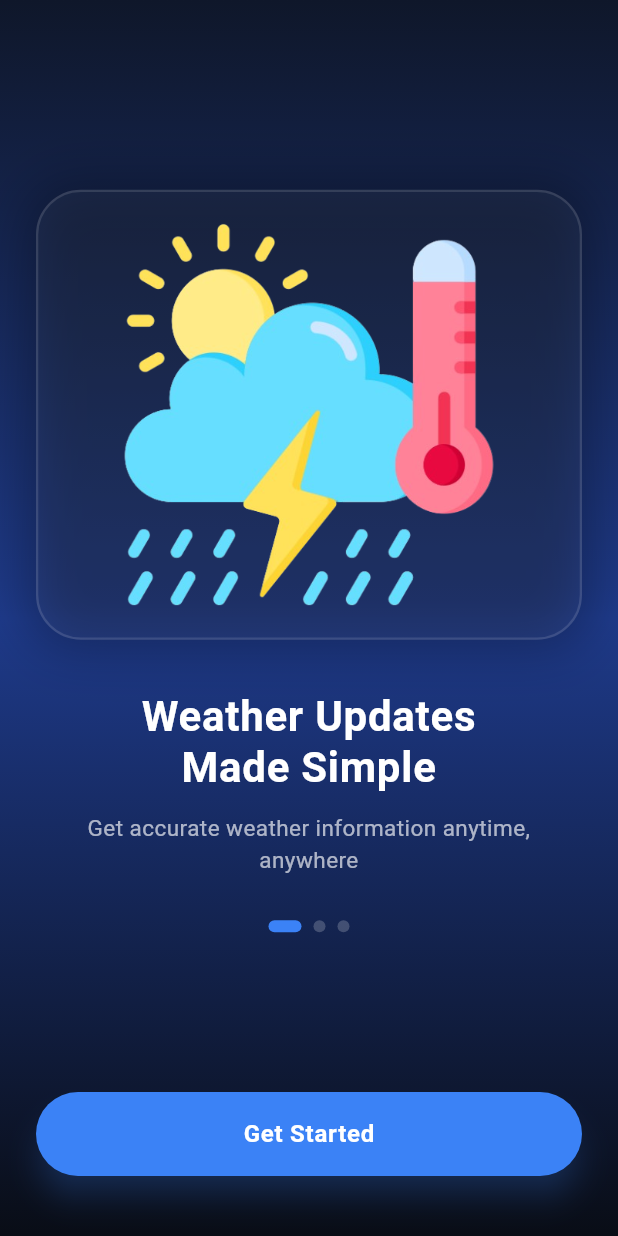
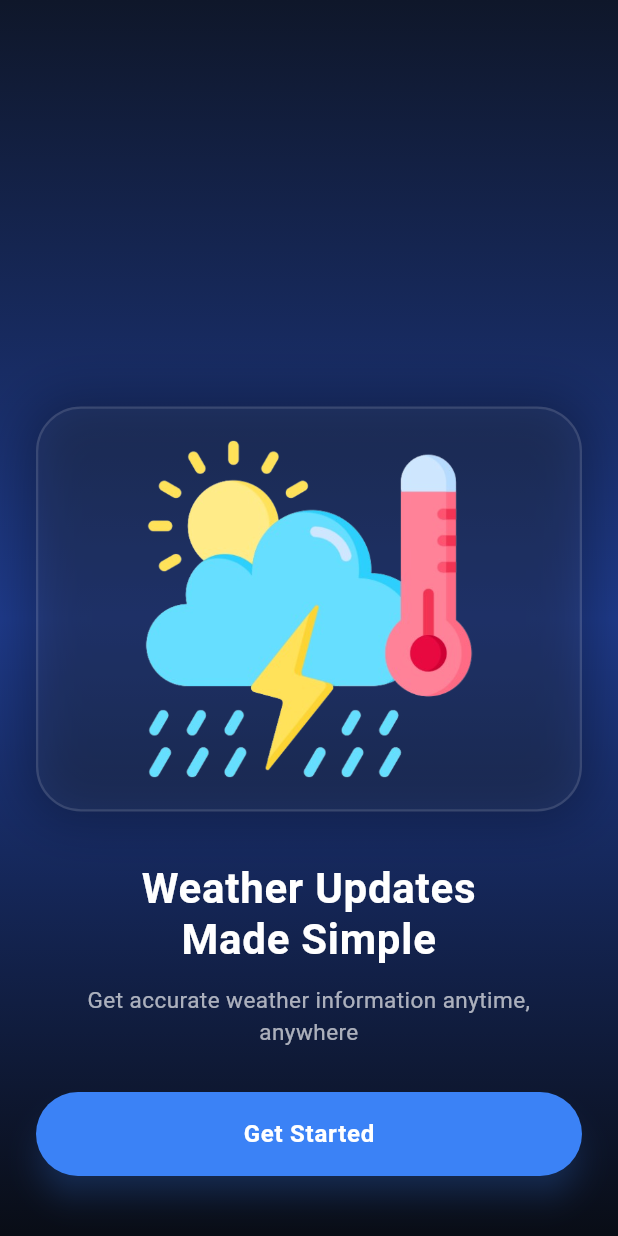
Before and after one commit to HamzaAli689/weather-App, a Flutter app: the OnboardingPage screen opened directly, on a phone screen of 412 x 824 dp. Run offline on Flutter 3.47's test engine with Material 3 defaults, Android fonts, the phone set to English and light mode, and no system bars; our stand-ins replace get; Roboto replaces fonts that are missing (SF Pro Display).

Commit message:
removing error but not successful yet

```diff
--- a/skyora/lib/onboarding/view.dart
+++ b/skyora/lib/onboarding/view.dart
@@ -35,7 +35,7 @@ class OnboardingPage extends StatelessWidget {
                 // Glassmorphic Card Container for 3D Illustration
                 Container(
                   width: double.infinity,
-                  height: 300,
+                  height: 270,
                   decoration: BoxDecoration(
                     color: Colors.white.withOpacity(0.04),
                     borderRadius: BorderRadius.circular(30),
@@ -88,24 +88,7 @@ class OnboardingPage extends StatelessWidget {
                 ),
                 const SizedBox(height: 30),
                 // Page Indicator Dots
-                Obx(() => Row(
-                  mainAxisAlignment: MainAxisAlignment.center,
-                  children: List.generate(
-                    3,
-                        (index) => Container(
-                      margin: const EdgeInsets.symmetric(horizontal: 4),
-                      width: controller.selectedPageIndex.value == index ? 22 : 8,
-                      height: 8,
-                      decoration: BoxDecoration(
-                        color: controller.selectedPageIndex.value == index
-                            ? const Color(0xFF3B82F6)
-                            : Colors.white.withOpacity(0.2),
-                        borderRadius: BorderRadius.circular(4),
-                      ),
-                    ),
-                  ),
-                )),
-                const Spacer(),
+
                 // Get Started Button
                 SizedBox(
                   width: double.infinity,
--- a/skyora/lib/splash_screen/logic.dart
+++ b/skyora/lib/splash_screen/logic.dart
@@ -12,6 +12,6 @@ class SplashScreenLogic extends GetxController {
     // 3 seconds delay for splash effect
     await Future.delayed(const Duration(seconds: 3));
 
-    // Get.offAll(OnboardingPage()); // Home screen route
+    Get.offAll(OnboardingPage()); // Home screen route
   }
 }
```
Also changed, not shown: 3 other files.
